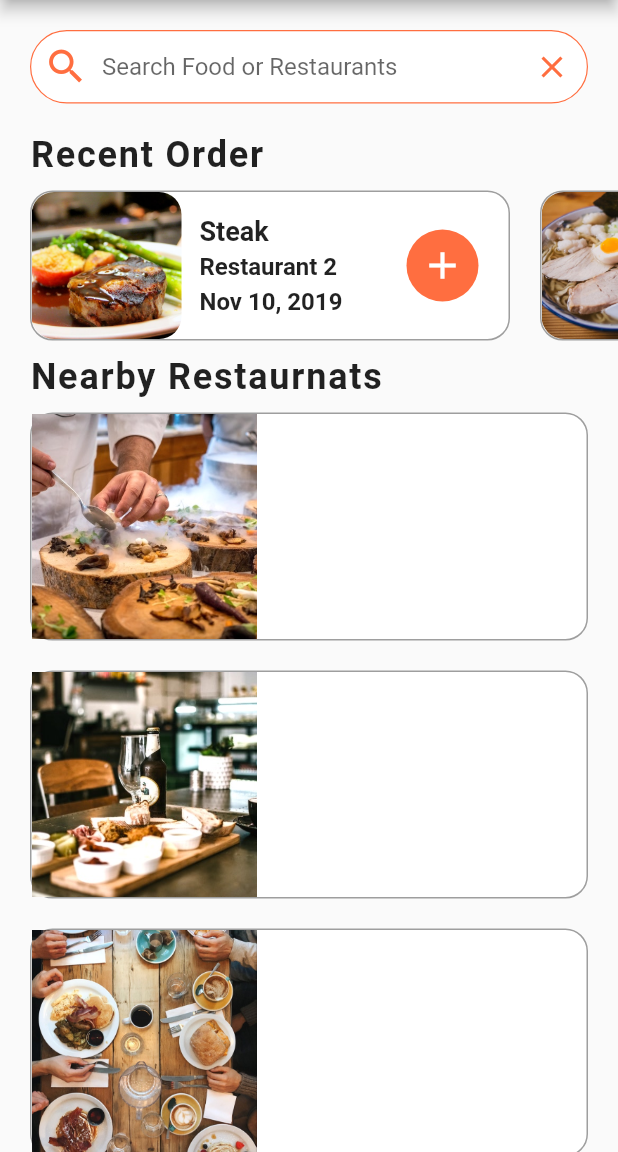
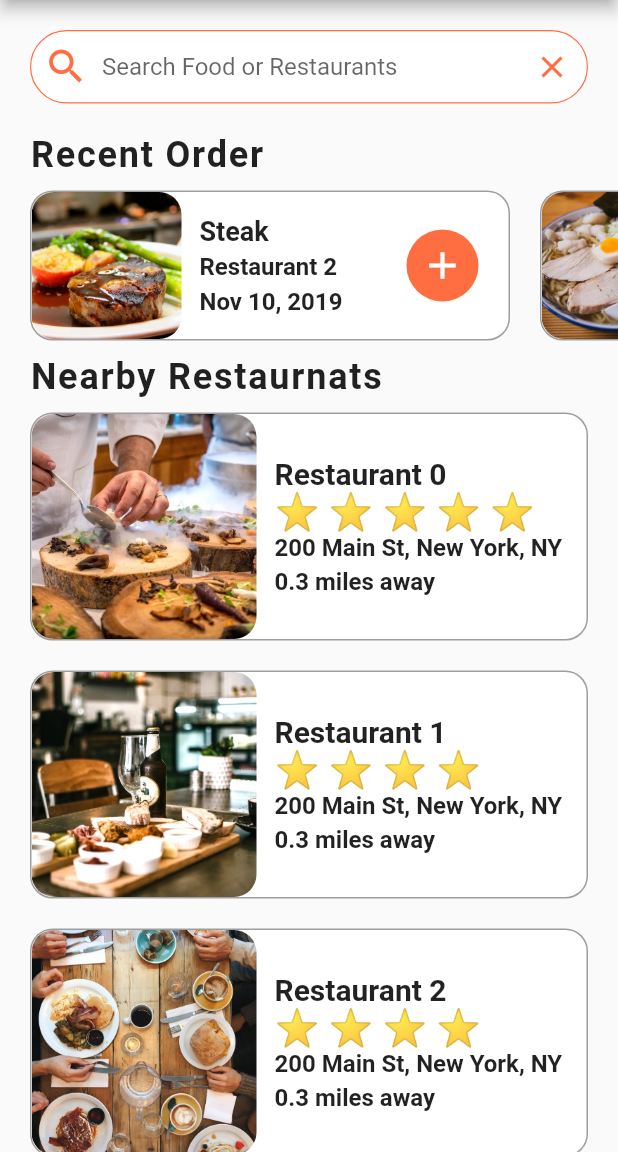
Before and after one commit to offfahad/food-delivery-app-flutter, a Flutter app: the screen it shows after launch, on a phone screen of 412 x 824 dp, the part 84-1236 px from its top. Run offline on Flutter 3.47's test engine with Material 2 defaults, Android fonts, the phone set to English and light mode, and no system bars.

Commit message:
rating-stars-done

```diff
--- a/lib/widgets/nearby_restaurant.dart
+++ b/lib/widgets/nearby_restaurant.dart
@@ -1,6 +1,7 @@
 import 'package:flutter/material.dart';
 import 'package:food_delivery/data/data.dart';
 import 'package:food_delivery/models/restaurant.dart';
+import 'package:food_delivery/widgets/rating_stars.dart';
 
 class NearbyRestaurant extends StatelessWidget {
   const NearbyRestaurant({super.key});
@@ -22,12 +23,52 @@ class NearbyRestaurant extends StatelessWidget {
           ),
         ),
         child: Row(children: [
-          Image(
-            width: 150.0,
-            height: 150.0,
-            image: AssetImage(restaurants.imageUrl ?? ''),
-            fit: BoxFit.cover,
+          ClipRRect(
+            borderRadius: BorderRadius.circular(15.0),
+            child: Image(
+              width: 150.0,
+              height: 150.0,
+              image: AssetImage(restaurants.imageUrl ?? ''),
+              fit: BoxFit.cover,
+            ),
           ),
+          Container(
+            margin: const EdgeInsets.all(12.0),
+            child: Column(
+              crossAxisAlignment: CrossAxisAlignment.start,
+              mainAxisAlignment: MainAxisAlignment.center,
+              children: [
+                Text(
+                  restaurants.name ?? '',
+                  style: const TextStyle(
+                    fontSize: 20.0,
+                    fontWeight: FontWeight.bold,
+                  ),
+                  overflow: TextOverflow.ellipsis,
+                ),
+                //const SizedBox(height: 4.0,),
+                RatingStars(rating: restaurants.rating),
+                //const SizedBox(height: 4.0,),
+                Text(
+                  restaurants.address ?? '',
+                  style: const TextStyle(
+                    fontSize: 16.0,
+                    fontWeight: FontWeight.w600,
+                  ),
+                  overflow: TextOverflow.ellipsis,
+                ),
+                const SizedBox(height: 4.0,),
+                const Text(
+                  '0.3 miles away',
+                  style: TextStyle(
+                    fontSize: 16.0,
+                    fontWeight: FontWeight.w600,
+                  ),
+                  overflow: TextOverflow.ellipsis,
+                ),
+              ],
+            ),
+          )
         ]),
       ));
     });
--- /dev/null
+++ b/lib/widgets/rating_stars.dart
@@ -0,0 +1,17 @@
+import 'package:flutter/material.dart';
+
+class RatingStars extends StatelessWidget {
+  final int? rating;
+
+  const RatingStars({Key? key, this.rating}) : super(key: key);
+
+  @override
+  Widget build(BuildContext context) {
+    String stars = '';
+    for (int i = 0; i < rating!; i++) {
+      stars += '⭐ ';
+    }
+    stars.trim();
+    return Text(stars, style: const TextStyle(fontSize: 24.0,),);
+  }
+}
```
